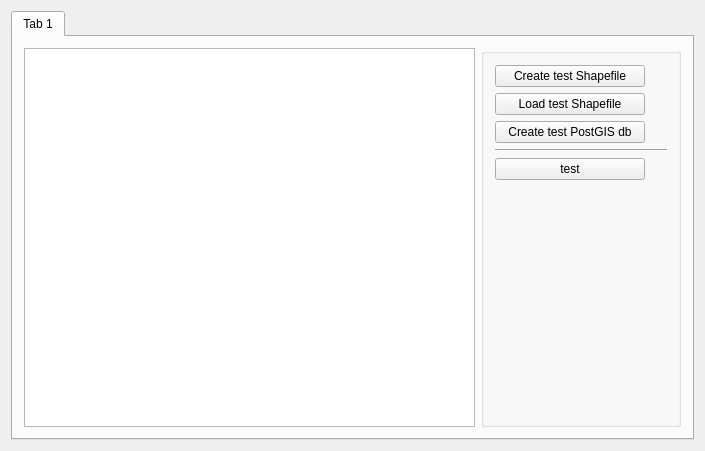
Old version of the form app/model_test/widget.ui in the repository Komzpa/gnm.
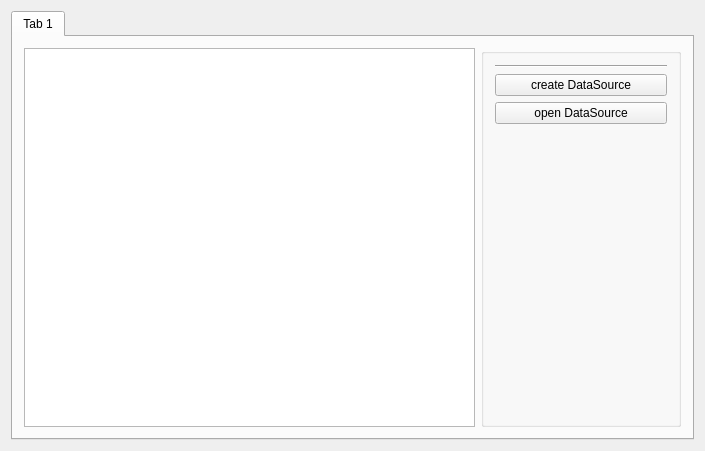
New version of the form.

Patch:
```diff
--- a/app/model_test/widget.ui
+++ b/app/model_test/widget.ui
@@ -52,45 +52,6 @@
           <string/>
          </property>
          <layout class="QVBoxLayout" name="verticalLayout">
-          <item>
-           <widget class="QPushButton" name="pushButton">
-            <property name="maximumSize">
-             <size>
-              <width>150</width>
-              <height>16777215</height>
-             </size>
-            </property>
-            <property name="text">
-             <string>Create test Shapefile</string>
-            </property>
-           </widget>
-          </item>
-          <item>
-           <widget class="QPushButton" name="pushButton_3">
-            <property name="maximumSize">
-             <size>
-              <width>150</width>
-              <height>16777215</height>
-             </size>
-            </property>
-            <property name="text">
-             <string>Load test Shapefile</string>
-            </property>
-           </widget>
-          </item>
-          <item>
-           <widget class="QPushButton" name="pushButton_2">
-            <property name="maximumSize">
-             <size>
-              <width>150</width>
-              <height>16777215</height>
-             </size>
-            </property>
-            <property name="text">
-             <string>Create test PostGIS db</string>
-            </property>
-           </widget>
-          </item>
           <item>
            <widget class="Line" name="line">
             <property name="orientation">
@@ -102,12 +63,19 @@
            <widget class="QPushButton" name="pushButton_4">
             <property name="maximumSize">
              <size>
-              <width>150</width>
+              <width>16777215</width>
               <height>16777215</height>
              </size>
             </property>
             <property name="text">
-             <string>test</string>
+             <string>create DataSource</string>
+            </property>
+           </widget>
+          </item>
+          <item>
+           <widget class="QPushButton" name="pushButton">
+            <property name="text">
+             <string>open DataSource</string>
             </property>
            </widget>
           </item>
```
